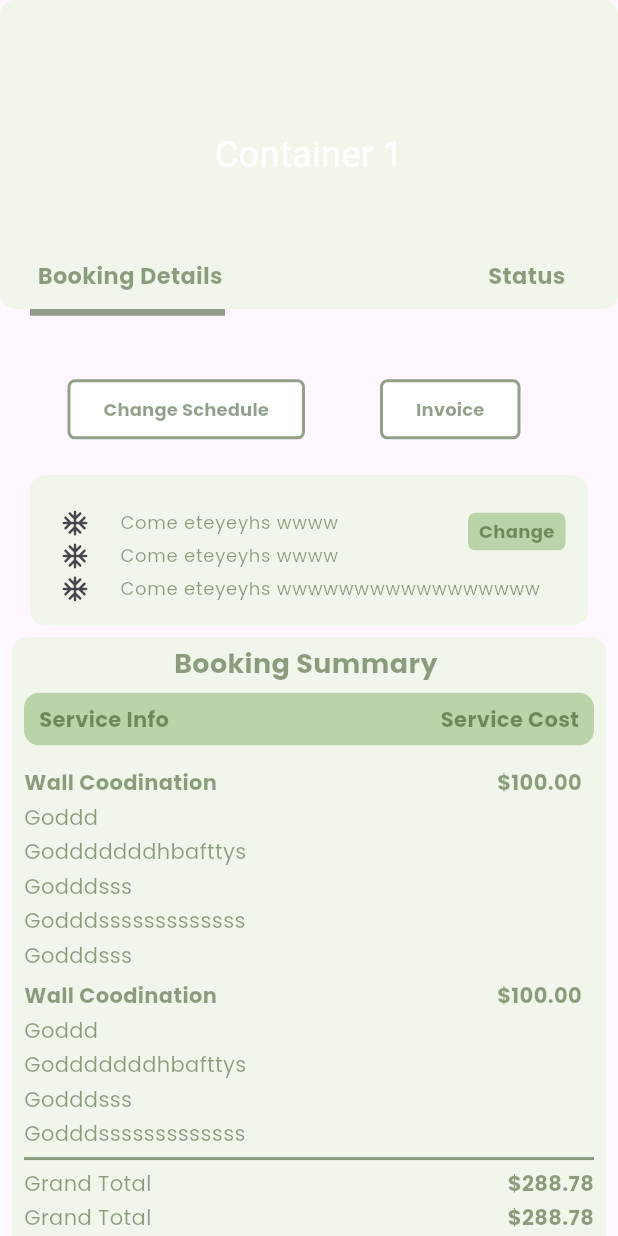
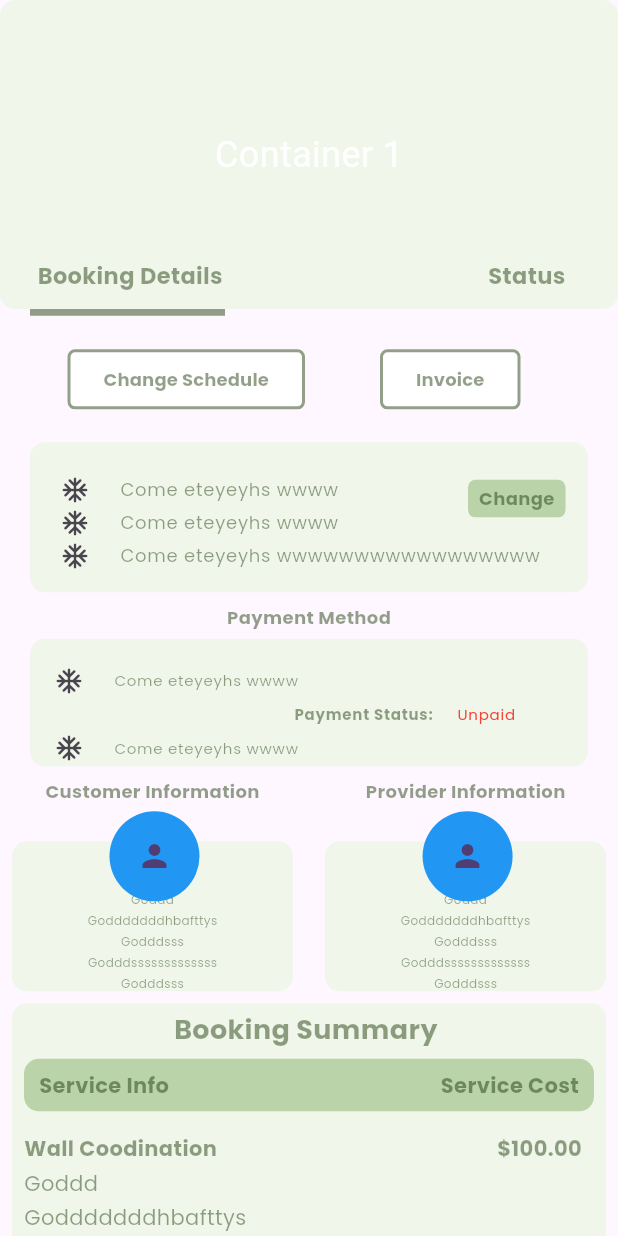
Before and after one commit to Juwonlo/UI_Screens, a Flutter app: the screen it shows after launch, on a phone screen of 412 x 824 dp. Run offline on Flutter 3.47's test engine with Material 2 defaults, Android fonts, the phone set to English and light mode, and no system bars; our stand-ins replace google_fonts.

Commit message:
Updated the first screen

```diff
--- a/lib/main.dart
+++ b/lib/main.dart
@@ -1,8 +1,10 @@
 import 'package:flutter/material.dart';
 import 'package:ui_screens/screens/dropdown.dart';
 import 'package:ui_screens/screens/first_container.dart';
+import 'package:ui_screens/screens/fourth_row.dart';
 import 'package:ui_screens/screens/last_row.dart';
 import 'package:ui_screens/screens/second_row.dart';
+import 'package:ui_screens/screens/six_row.dart';
 import 'package:ui_screens/screens/third_row.dart';
 
 void main() {
@@ -50,10 +52,13 @@ class _MyHomePageState extends State<MyHomePage> {
           children: <Widget>[
                 SlidableContainerScreen(),
             SecondRow(),
+            SizedBox(height: 8,),
             ThirdRow(),
             SizedBox(height: 8,),
-            //CustomDropdownMenuExample(),
-            //TwoContainerExample(),
+            FourthRow(),
+            SizedBox(height: 8,),
+            SixRow(),
+            SizedBox(height: 8,),
             LastRow(),
           ],
         ),
--- a/lib/screens/first_container.dart
+++ b/lib/screens/first_container.dart
@@ -140,14 +140,13 @@ class _SlidableContainerScreenState extends State<SlidableContainerScreen> {
       ),
       child: Container(
         width: MediaQuery.sizeOf(context).width,
-        height: MediaQuery.sizeOf(context).height / 3.6,
+       height: MediaQuery.sizeOf(context).height / 3.6,
+
         child: Column(
           children: [
             Stack(
               children: [
                    Container(
-                    // width: 200,
-                    // height: 100,
                     width: MediaQuery.sizeOf(context).width, // Adjust container width
                     height: MediaQuery.sizeOf(context).height / 4, //
                     child:
--- /dev/null
+++ b/lib/screens/fourth_row.dart
@@ -0,0 +1,98 @@
+import 'package:flutter/material.dart';
+
+import 'constant.dart';
+
+class FourthRow extends StatefulWidget {
+  const FourthRow({Key? key}) : super(key: key);
+
+  @override
+  State<FourthRow> createState() => _FourthRowState();
+}
+
+class _FourthRowState extends State<FourthRow> {
+  @override
+  Widget build(BuildContext context) {
+    return Padding(
+      padding: EdgeInsets.only(
+        left: 20,
+        right: 20,
+      ),
+      child: Column(
+        children: <Widget>[
+          Padding(
+            padding: const EdgeInsets.only(
+              left: 8,
+              right: 8,
+            ),
+            child: SecondaryText(size: 12, text: 'Payment Method'),
+          ),
+          SizedBox(
+            height: 6,
+          ),
+          AppContainer(
+            color: AppColor.secondaryColor,
+            width: MediaQuery.sizeOf(context).width,
+            height: 85,
+            child: Padding(
+              padding: EdgeInsets.only(
+                top: 0,
+                bottom: 18,
+                left: 0,
+              ),
+              child: Column(
+                crossAxisAlignment: CrossAxisAlignment.start,
+                mainAxisAlignment: MainAxisAlignment.spaceBetween,
+                children: <Widget>[
+                  Container(
+                    height: 22,
+                    child: ListTile(
+                      leading: Icon(
+                        Icons.ac_unit_rounded,
+                        size: 20,
+                      ),
+                      title: PrimaryText(
+                        text: 'Come eteyeyhs wwww',
+                        size: 10,
+                      ),
+                    ),
+                  ),
+                  Padding(
+                    padding: const EdgeInsets.only(left: 160.0),
+                    child: Container(
+                      height: 22,
+                      child: ListTile(
+                        leading: SecondaryText(
+                          size: 10,
+                            text: 'Payment Status:',
+                        ),
+                        title: PrimaryText(
+                          color:  Colors.red,
+                          text: 'Unpaid',
+                          size: 10,
+                        ),
+                      ),
+                    ),
+                  ),
+                  //SizedBox(height: 3,),
+                  Container(
+                    height: 22,
+                    child: ListTile(
+                      leading: Icon(
+                        Icons.ac_unit_rounded,
+                        size: 20,
+                      ),
+                      title: PrimaryText(
+                        text: 'Come eteyeyhs wwww',
+                        size: 10,
+                      ),
+                    ),
+                  ),
+                ],
+              ),
+            ),
+          ),
+        ],
+      ),
+    );
+  }
+}
--- a/lib/screens/second_row.dart
+++ b/lib/screens/second_row.dart
@@ -12,7 +12,7 @@ class SecondRow extends StatefulWidget {
 class _SecondRowState extends State<SecondRow> {
   @override
   Widget build(BuildContext context) {
-    return Padding(padding: EdgeInsets.only(left:45, right: 65, top: 20, bottom: 20),
+    return Padding(padding: EdgeInsets.only(left:45, right: 65, top: 0, bottom: 10),
     child: Row(
       mainAxisAlignment: MainAxisAlignment.spaceBetween,
       children: <Widget>[
--- /dev/null
+++ b/lib/screens/six_row.dart
@@ -0,0 +1,166 @@
+import 'package:flutter/material.dart';
+import 'package:ui_screens/screens/constant.dart';
+
+class SixRow extends StatefulWidget {
+  const SixRow({Key? key}) : super(key: key);
+
+  @override
+  State<SixRow> createState() => _SixRowState();
+}
+
+class _SixRowState extends State<SixRow> {
+  @override
+  Widget build(BuildContext context) {
+    return Padding(
+      padding: EdgeInsets.only(
+        left: 8,
+        right: 8,
+      ),
+      child: Row(
+        mainAxisAlignment: MainAxisAlignment.spaceBetween,
+        children: <Widget>[
+          Column(
+            children: [
+              Padding(
+                padding: const EdgeInsets.only(
+                  left: 8,
+                  right: 8,
+                ),
+                child: SecondaryText(size: 12, text: 'Customer Information'),
+              ),
+              SizedBox(
+                height: 25,
+              ),
+              Stack(
+                children: [
+                  AppContainer(
+                    color: AppColor.secondaryColor,
+                    width: MediaQuery.sizeOf(context).width / 2.2,
+                    height: 100,
+                    child: Center(
+                      child: Column(
+                        children: <Widget>[
+                          Spacer(
+                            flex: 2,
+                          ),
+                          SizedBox(
+                            height: 10,
+                          ),
+                          PrimaryText(size: 8, text: 'Goddd'),
+                          // Spacer(),
+                          SizedBox(
+                            height: 3,
+                          ),
+                          PrimaryText(size: 8, text: 'Godddddddhbafttys'),
+                          //Spacer(),
+                          SizedBox(
+                            height: 3,
+                          ),
+                          PrimaryText(size: 8, text: 'Godddsss'),
+                          //Spacer(),
+                          SizedBox(
+                            height: 3,
+                          ),
+                          PrimaryText(size: 8, text: 'Godddsssssssssssss'),
+                          //Spacer(),
+                          SizedBox(
+                            height: 3,
+                          ),
+                          PrimaryText(size: 8, text: 'Godddsss'),
+                        ],
+                      ),
+                    ),
+                  ),
+
+                  Align(
+                    alignment: Alignment.center,
+                    child: Transform.translate(
+                      offset: Offset(65, -20),
+                      child: CircleAvatar(
+                        radius: 30,
+                        // backgroundImage: AssetImage('assets/profile_image.png'),
+                        backgroundColor: Colors.blue,
+                        child: Icon(Icons.person),
+                      ),
+                    ),
+                  ),
+                  //),
+                ],
+              ),
+            ],
+          ),
+          Column(
+            children: [
+              Padding(
+                padding: const EdgeInsets.only(
+                  left: 8,
+                  right: 8,
+                ),
+                child: SecondaryText(size: 12, text: 'Provider Information'),
+              ),
+              SizedBox(
+                height: 25,
+              ),
+              Stack(
+                children: [
+                  AppContainer(
+                    color: AppColor.secondaryColor,
+                    width: MediaQuery.sizeOf(context).width / 2.2,
+                    height: 100,
+                    child: Center(
+                      child: Column(
+                        children: <Widget>[
+                          Spacer(
+                            flex: 2,
+                          ),
+                          SizedBox(
+                            height: 10,
+                          ),
+                          PrimaryText(size: 8, text: 'Goddd'),
+                          // Spacer(),
+                          SizedBox(
+                            height: 3,
+                          ),
+                          PrimaryText(size: 8, text: 'Godddddddhbafttys'),
+                          //Spacer(),
+                          SizedBox(
+                            height: 3,
+                          ),
+                          PrimaryText(size: 8, text: 'Godddsss'),
+                          //Spacer(),
+                          SizedBox(
+                            height: 3,
+                          ),
+                          PrimaryText(size: 8, text: 'Godddsssssssssssss'),
+                          //Spacer(),
+                          SizedBox(
+                            height: 3,
+                          ),
+                          PrimaryText(size: 8, text: 'Godddsss'),
+                        ],
+                      ),
+                    ),
+                  ),
+
+                  Align(
+                    alignment: Alignment.center,
+                    child: Transform.translate(
+                      offset: Offset(65, -20),
+                      child: CircleAvatar(
+                        radius: 30,
+                        // backgroundImage: AssetImage('assets/profile_image.png'),
+                        backgroundColor: Colors.blue,
+                        child: Icon(Icons.person),
+                      ),
+                    ),
+                  ),
+                  //),
+                ],
+              ),
+            ],
+          ),
+        ],
+      ),
+    );
+  }
+}
```
